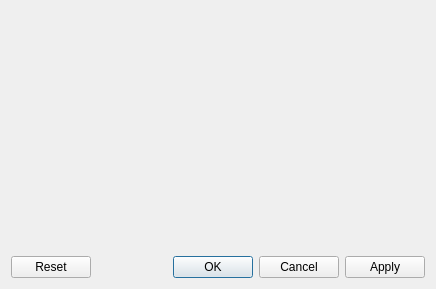
The window that src/plugins/render/opencaching/OpenCachingConfigWidget.ui (KDE/marble) describes before a commit, drawn with Qt 5.
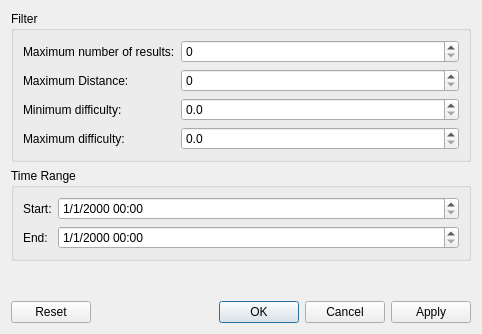
The same window after the commit.

Commit message: Implemented basic functionality of OpenCaching-plugin. A KDE-icon is used as dummy until the terms of service of OpenCaching.de are determined.

The edit to the form file:
```diff
--- a/src/plugins/render/opencaching/OpenCachingConfigWidget.ui
+++ b/src/plugins/render/opencaching/OpenCachingConfigWidget.ui
@@ -6,14 +6,118 @@
    <rect>
     <x>0</x>
     <y>0</y>
-    <width>436</width>
-    <height>289</height>
+    <width>482</width>
+    <height>334</height>
    </rect>
   </property>
   <property name="windowTitle">
    <string>Dialog</string>
   </property>
   <layout class="QVBoxLayout" name="verticalLayout">
+   <item>
+    <widget class="QGroupBox" name="groupBox">
+     <property name="title">
+      <string>Filter</string>
+     </property>
+     <layout class="QFormLayout" name="formLayout">
+      <item row="0" column="0">
+       <widget class="QLabel" name="label_3">
+        <property name="text">
+         <string>Maximum number of results:</string>
+        </property>
+       </widget>
+      </item>
+      <item row="0" column="1">
+       <widget class="QSpinBox" name="m_numResults"/>
+      </item>
+      <item row="2" column="0">
+       <widget class="QLabel" name="label">
+        <property name="text">
+         <string>Minimum difficulty:</string>
+        </property>
+       </widget>
+      </item>
+      <item row="2" column="1">
+       <widget class="QDoubleSpinBox" name="m_minDifficulty">
+        <property name="decimals">
+         <number>1</number>
+        </property>
+        <property name="maximum">
+         <double>5.000000000000000</double>
+        </property>
+       </widget>
+      </item>
+      <item row="3" column="0">
+       <widget class="QLabel" name="label_2">
+        <property name="text">
+         <string>Maximum difficulty:</string>
+        </property>
+       </widget>
+      </item>
+      <item row="3" column="1">
+       <widget class="QDoubleSpinBox" name="m_maxDifficulty">
+        <property name="decimals">
+         <number>1</number>
+        </property>
+        <property name="maximum">
+         <double>5.000000000000000</double>
+        </property>
+       </widget>
+      </item>
+      <item row="1" column="0">
+       <widget class="QLabel" name="label_6">
+        <property name="text">
+         <string>Maximum Distance:</string>
+        </property>
+       </widget>
+      </item>
+      <item row="1" column="1">
+       <widget class="QSpinBox" name="m_maxDistance">
+        <property name="maximum">
+         <number>250</number>
+        </property>
+       </widget>
+      </item>
+     </layout>
+    </widget>
+   </item>
+   <item>
+    <widget class="QGroupBox" name="groupBox_2">
+     <property name="title">
+      <string>Time Range</string>
+     </property>
+     <layout class="QFormLayout" name="formLayout_2">
+      <item row="0" column="0">
+       <widget class="QLabel" name="label_4">
+        <property name="text">
+         <string>Start:</string>
+        </property>
+       </widget>
+      </item>
+      <item row="0" column="1">
+       <widget class="QDateTimeEdit" name="m_startDate">
+        <property name="displayFormat">
+         <string>M/d/yyyy hh:mm</string>
+        </property>
+       </widget>
+      </item>
+      <item row="1" column="0">
+       <widget class="QLabel" name="label_5">
+        <property name="text">
+         <string>End:</string>
+        </property>
+       </widget>
+      </item>
+      <item row="1" column="1">
+       <widget class="QDateTimeEdit" name="m_endDate">
+        <property name="displayFormat">
+         <string>M/d/yyyy hh:mm</string>
+        </property>
+       </widget>
+      </item>
+     </layout>
+    </widget>
+   </item>
    <item>
     <spacer name="verticalSpacer">
      <property name="orientation">
```
The commit also changes 10 other files.
